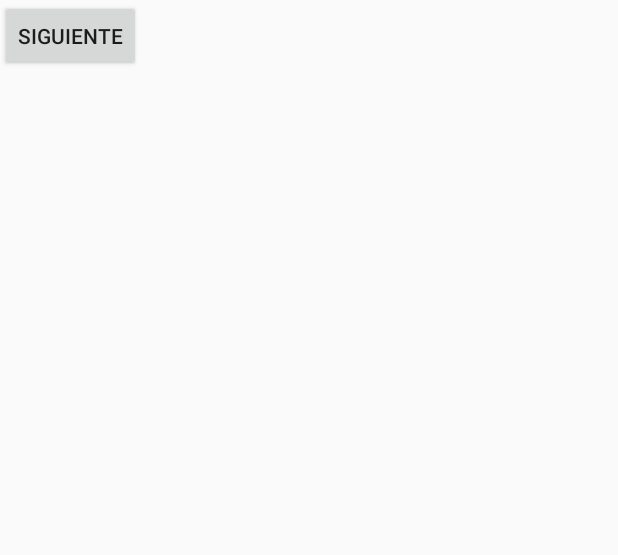
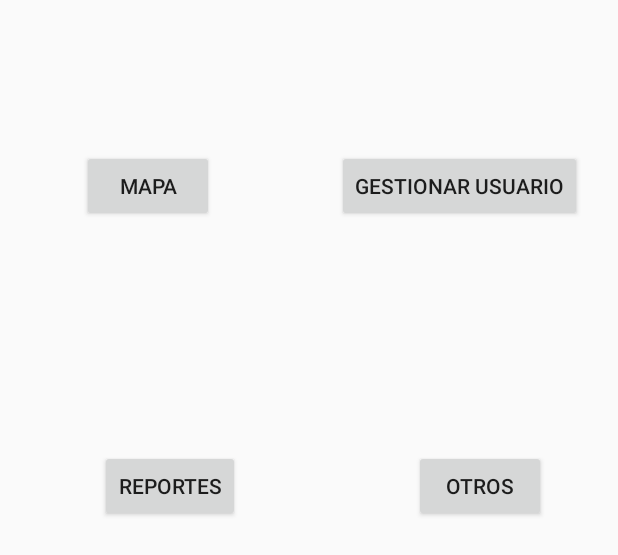
Before and after one commit to AlorenaP/AplicacionAdmin, an Android app: the layout activity_main.xml on its own in the app's theme, with its tools: preview values and no code run, on a phone screen of 412 x 824 dp. Shown: the top 555 px of the screen. Run offline under Robolectric (Android 15) with nearby library versions, the phone set to English and light mode, and no system bars.

Commit message:
actualizacón4

```diff
--- a/app/src/main/java/com/example/lorena/releasemaps/MapsActivity.java
+++ b/app/src/main/java/com/example/lorena/releasemaps/MapsActivity.java
@@ -135,7 +135,6 @@ public class MapsActivity extends FragmentActivity implements OnMapReadyCallback
             Geocoder gc = new Geocoder(this);
             //tengo problema aqui ////////////////////////////////////////////////////////////////////////////////////////////////////////////////////////
             list = gc.getFromLocationName(location, 1);
-
             Address address = list.get(0);
             String locality = address.getLocality();
             Toast.makeText(this, locality, Toast.LENGTH_LONG).show();
--- a/app/src/main/res/layout/activity_main.xml
+++ b/app/src/main/res/layout/activity_main.xml
@@ -8,10 +8,54 @@
 
 
     <Button
-        android:id="@+id/button"
+        android:id="@+id/mapa"
         android:layout_width="wrap_content"
         android:layout_height="wrap_content"
-        android:text="Siguiente"
-        tools:layout_editor_absoluteX="0dp"
-        tools:layout_editor_absoluteY="49dp" />
+        android:layout_marginEnd="8dp"
+        android:layout_marginStart="8dp"
+        android:layout_marginTop="100dp"
+        android:onClick="onClickMapa"
+        android:text="Mapa"
+        app:layout_constraintEnd_toStartOf="@+id/btnGestionaUser"
+        app:layout_constraintHorizontal_bias="0.389"
+        app:layout_constraintStart_toStartOf="parent"
+        app:layout_constraintTop_toTopOf="parent" />
+
+    <Button
+        android:id="@+id/btnGestionaUser"
+        android:layout_width="wrap_content"
+        android:layout_height="wrap_content"
+        android:layout_marginEnd="24dp"
+        android:layout_marginTop="100dp"
+        android:onClick="onClickUsuarios"
+        android:text="Gestionar Usuario"
+        app:layout_constraintEnd_toEndOf="parent"
+        app:layout_constraintTop_toTopOf="parent" />
+
+    <Button
+        android:id="@+id/btnReportes"
+        android:layout_width="wrap_content"
+        android:layout_height="wrap_content"
+        android:layout_marginEnd="8dp"
+        android:layout_marginStart="8dp"
+        android:layout_marginTop="152dp"
+        android:onClick="onClickReportes"
+        android:text="Reportes"
+        app:layout_constraintEnd_toStartOf="@+id/btn"
+        app:layout_constraintHorizontal_bias="0.351"
+        app:layout_constraintStart_toStartOf="parent"
+        app:layout_constraintTop_toBottomOf="@+id/mapa" />
+
+    <Button
+        android:id="@+id/btn"
+        android:layout_width="wrap_content"
+        android:layout_height="wrap_content"
+        android:layout_marginEnd="48dp"
+        android:layout_marginTop="152dp"
+        android:onClick="onClickOtro"
+        android:text="Otros"
+        app:layout_constraintEnd_toEndOf="parent"
+        app:layout_constraintTop_toBottomOf="@+id/btnGestionaUser" />
+
+
 </android.support.constraint.ConstraintLayout>
--- a/app/src/main/res/values/styles.xml
+++ b/app/src/main/res/values/styles.xml
@@ -1,7 +1,7 @@
 <resources>
 
     <!-- Base application theme. -->
-    <style name="AppTheme" parent="Theme.AppCompat.Light.DarkActionBar">
+    <style name="AppTheme" parent="Theme.AppCompat.Light.NoActionBar">
         <!-- Customize your theme here. -->
         <item name="colorPrimary">@color/colorPrimary</item>
         <item name="colorPrimaryDark">@color/colorPrimaryDark</item>
```
Also changed, not shown: app/src/main/AndroidManifest.xml (+5 -3 lines), app/src/main/java/com/example/lorena/releasemaps/Login.java (added, +63 -0 lines), app/src/main/java/com/example/lorena/releasemaps/MainActivity.java (+16 -10 lines), app/src/main/java/com/example/lorena/releasemaps/Registro.java (added, +69 -0 lines), app/src/main/java/com/example/lorena/releasemaps/Splash.java (added, +52 -0 lines), app/src/main/res/layout/activity_login.xml (added, +32 -0 lines), app/src/main/res/layout/activity_registro.xml (added, +104 -0 lines), app/src/main/res/layout/activity_splash.xml (added, +16 -0 lines), app/src/main/res/drawable/logo.jpg (added).
